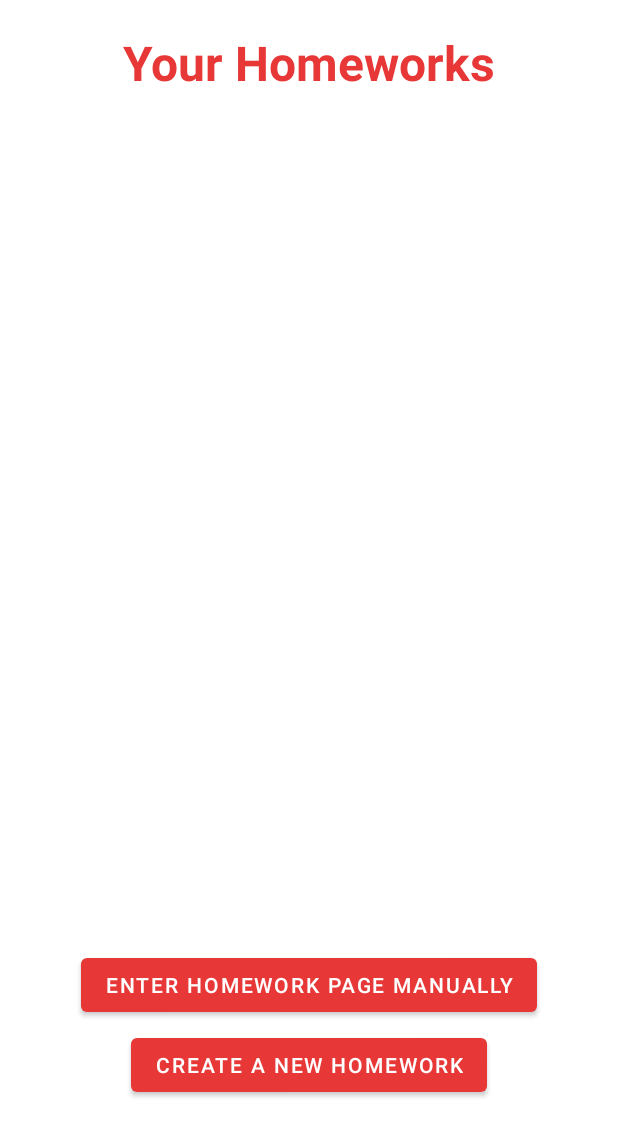
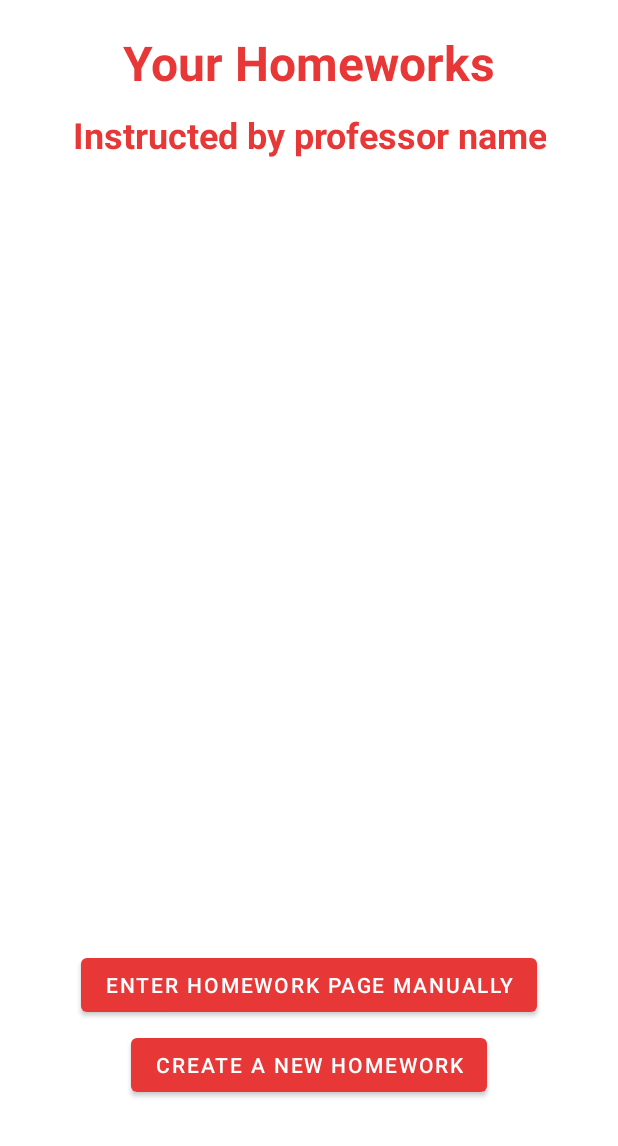
Before and after one commit to MohammadHejri/Mobile-Programming-HW1, an Android app: the layout activity_professor_course_page.xml on its own in the app's theme, with its tools: preview values and no code run, on a phone screen of 412 x 824 dp, the part 90-1236 px from its top. Run offline under Robolectric (Android 15) with nearby library versions, the phone set to English and light mode, and no system bars.

Commit message:
professor name display in homework pages

```diff
--- a/app/src/main/res/layout/activity_professor_course_page.xml
+++ b/app/src/main/res/layout/activity_professor_course_page.xml
@@ -26,6 +26,7 @@
         android:layout_height="wrap_content"
         android:layout_marginTop="60dp"
         android:text="Your Homeworks"
+        android:textAlignment="center"
         android:textColor="@color/red1"
         android:textSize="32dp"
         android:textStyle="bold"
@@ -42,7 +43,7 @@
         app:layout_constraintBottom_toTopOf="@+id/manualEnterButton"
         app:layout_constraintEnd_toEndOf="parent"
         app:layout_constraintStart_toStartOf="parent"
-        app:layout_constraintTop_toBottomOf="@+id/studentJoinTitle" />
+        app:layout_constraintTop_toBottomOf="@+id/professorNameTextView" />
 
     <ImageView
         android:id="@+id/logoutIcon"
@@ -61,4 +62,19 @@
         app:layout_constraintBottom_toTopOf="@+id/createHomeworkButton"
         app:layout_constraintEnd_toEndOf="parent"
         app:layout_constraintStart_toStartOf="parent" />
+
+    <TextView
+        android:id="@+id/professorNameTextView"
+        android:layout_width="wrap_content"
+        android:layout_height="wrap_content"
+        android:layout_marginTop="10dp"
+        android:layout_weight="1"
+        android:text="Instructed by professor name"
+        android:textAlignment="center"
+        android:textColor="@color/red1"
+        android:textSize="24dp"
+        android:textStyle="bold"
+        app:layout_constraintEnd_toEndOf="parent"
+        app:layout_constraintStart_toStartOf="parent"
+        app:layout_constraintTop_toBottomOf="@+id/studentJoinTitle" />
 </androidx.constraintlayout.widget.ConstraintLayout>
```
Also changed, not shown: app/src/main/java/edu/sharif/courseware/view/ProfessorCoursePage.java (+9 -0 lines), app/src/main/java/edu/sharif/courseware/view/StudentCoursePage.java (+14 -0 lines), app/src/main/res/layout/activity_student_course_page.xml (+17 -1 lines).
